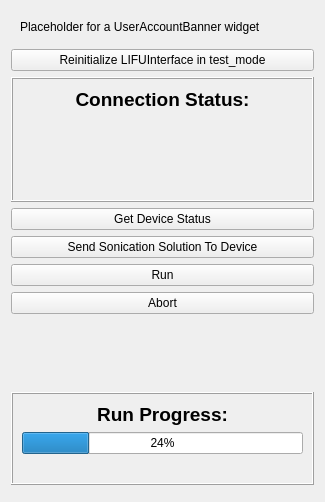
The window that OpenLIFUSonicationControl/Resources/UI/OpenLIFUSonicationControl.ui (OpenwaterHealth/SlicerOpenLIFU) describes before a commit, drawn with Qt 5.
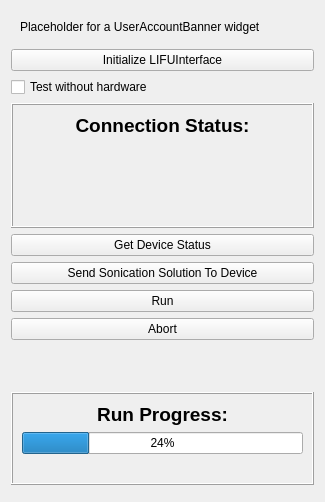
The same window after the commit. Custom widgets are drawn as their Qt base class.

Commit message:
Fix hardware test mode using SimulatedLIFUInterface
Closes #570
Closes #451

Patch:
```diff
--- a/OpenLIFUSonicationControl/Resources/UI/OpenLIFUSonicationControl.ui
+++ b/OpenLIFUSonicationControl/Resources/UI/OpenLIFUSonicationControl.ui
@@ -33,7 +33,17 @@
       </sizepolicy>
      </property>
      <property name="text">
-      <string>Reinitialize LIFUInterface in test_mode</string>
+      <string>Initialize LIFUInterface</string>
+     </property>
+    </widget>
+   </item>
+   <item>
+    <widget class="QCheckBox" name="testWithoutHardwareCheckBox">
+     <property name="toolTip">
+      <string>Use openlifu_sdk.ui.SimulatedLIFUInterface instead of connecting to real OpenLIFU hardware. Intended for software testing without connected hardware.</string>
+     </property>
+     <property name="text">
+      <string>Test without hardware</string>
      </property>
     </widget>
    </item>
```
The commit also changes 3 other files.
